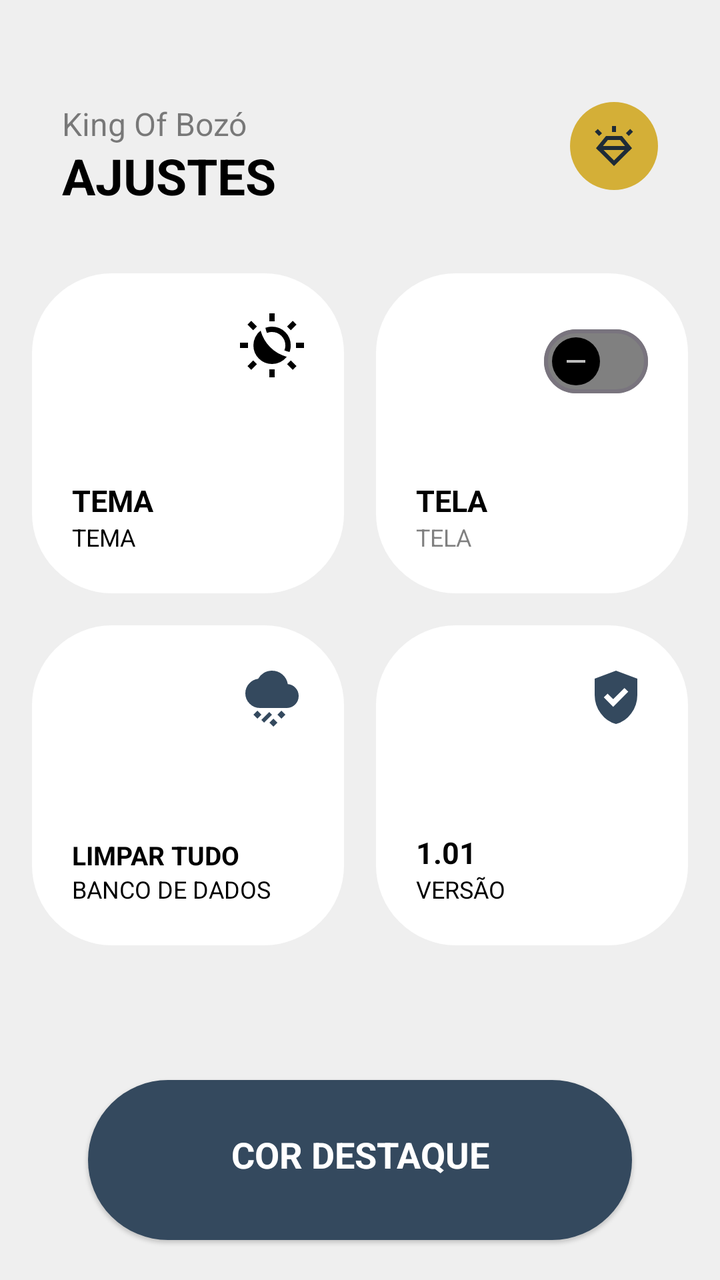
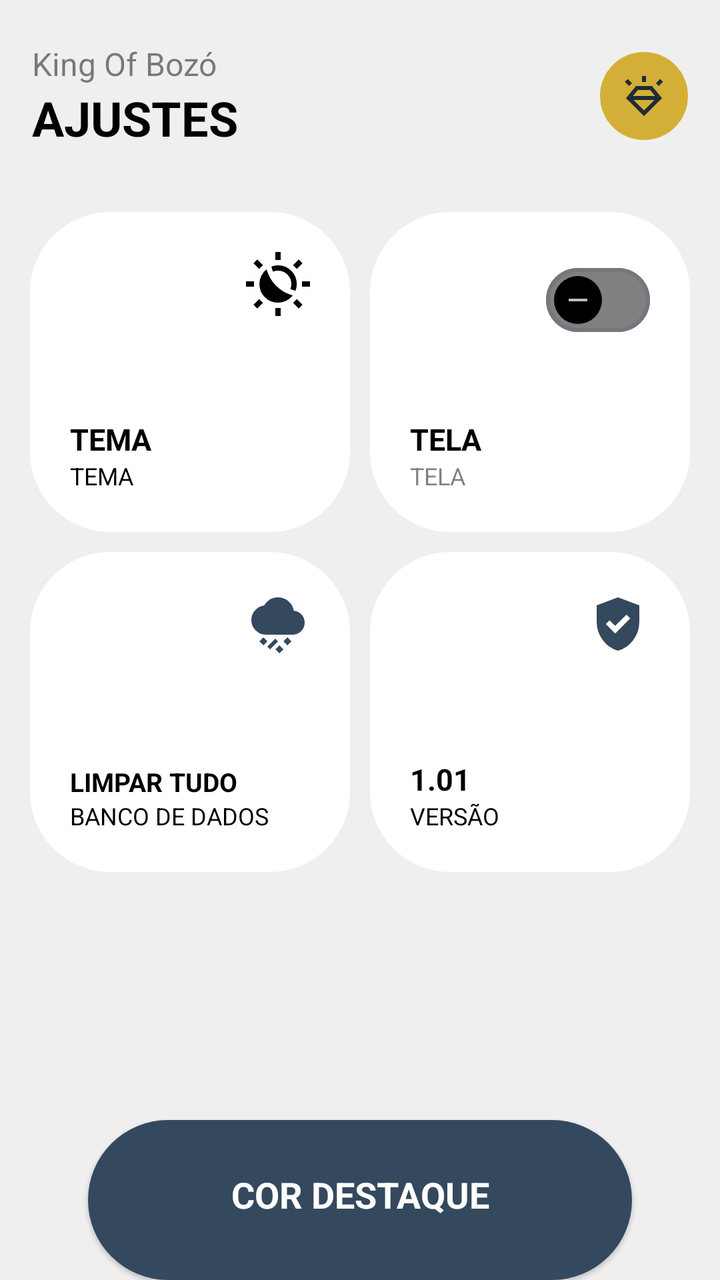

Before-and-after screenshots of an Android layout around one commit, followed by the original layout XML and the change that was made.
<!-- AndroidManifest.xml: application theme Base.Theme.KingOfBozo.Standard -->
<!-- res/layout/fragment_settings.xml -->
<?xml version="1.0" encoding="utf-8"?>
<androidx.constraintlayout.widget.ConstraintLayout xmlns:android="http://schemas.android.com/apk/res/android"
    xmlns:app="http://schemas.android.com/apk/res-auto"
    xmlns:tools="http://schemas.android.com/tools"
    android:layout_width="match_parent"
    android:layout_height="match_parent"
    android:backgroundTint="?attr/customBackground"
    android:background="?attr/customBackground"
    android:padding="16dp">

    <FrameLayout
        android:id="@+id/text_ajustes_title"
        android:layout_width="match_parent"
        android:layout_height="wrap_content"
        android:paddingHorizontal="15dp"
        android:paddingTop="5dp"
        android:layout_marginTop="20dp"
        app:layout_constraintStart_toStartOf="parent"
        app:layout_constraintTop_toTopOf="parent"
        tools:ignore="MissingConstraints">

        <TextView
            android:id="@+id/text_app_title"
            android:layout_width="wrap_content"
            android:layout_height="wrap_content"
            android:layout_marginTop="10dp"
            android:alpha="0.5"
            android:text="@string/king_of_boz"
            android:textColor="?attr/textFillColor"
            android:textSize="16sp" />

        <TextView
            android:id="@+id/text_title_jogadores"
            android:layout_width="wrap_content"
            android:layout_height="wrap_content"
            android:layout_marginTop="30dp"
            android:text="AJUSTES"
            android:textColor="?attr/textFillColor"
            android:textSize="25sp"
            android:textStyle="bold" />

        <ImageView
            android:id="@+id/button_premium_settings"
            android:layout_width="44dp"
            android:layout_height="44dp"
            android:layout_gravity="end|top"
            android:layout_marginTop="10dp"
            android:background="@drawable/background_circle"
            android:backgroundTint="@color/premium"
            android:padding="10dp"
            android:src="@drawable/ic_diamond_shine"
            app:tint="@color/padrao_dark"
            android:clickable="true"
            android:focusable="true"
            tools:ignore="ContentDescription" />

    </FrameLayout>

    
    <androidx.constraintlayout.widget.ConstraintLayout
        android:id="@+id/card_tema"
        android:layout_width="0dp"
        android:layout_height="160dp"
        android:background="@drawable/background_settings_card"
        android:backgroundTint="?attr/cardBackgroundColor"
        android:padding="20dp"
        android:layout_marginTop="32dp"
        android:layout_marginEnd="8dp"
        app:layout_constraintEnd_toStartOf="@+id/card_tela"
        app:layout_constraintHorizontal_bias="0.5"
        app:layout_constraintStart_toStartOf="parent"
        app:layout_constraintTop_toBottomOf="@id/text_ajustes_title">

        <ImageView
            android:id="@+id/icon_mode"
            android:layout_width="32dp"
            android:layout_height="32dp"
            android:src="@drawable/ic_system_mode"
            app:layout_constraintEnd_toEndOf="parent"
            app:layout_constraintTop_toTopOf="parent"
            app:tint="?attr/textFillColor" />

        <TextView
            android:id="@+id/info_mode"
            android:layout_width="wrap_content"
            android:layout_height="wrap_content"
            android:text="TEMA"
            android:textColor="?attr/textFillColor"
            android:textSize="15dp"
            android:textStyle="bold"
            app:layout_constraintBottom_toTopOf="@id/text_mode"
            app:layout_constraintStart_toStartOf="parent" />

        <TextView
            android:id="@+id/text_mode"
            android:layout_width="wrap_content"
            android:layout_height="wrap_content"
            android:text="TEMA"
            android:textColor="?attr/textFillColor"
            android:textSize="12dp"
            app:layout_constraintBottom_toBottomOf="parent"
            app:layout_constraintStart_toStartOf="parent" />

    </androidx.constraintlayout.widget.ConstraintLayout>

    
    <androidx.constraintlayout.widget.ConstraintLayout
        android:id="@+id/card_tela"
        android:layout_width="0dp"
        android:layout_height="160dp"
        android:layout_marginTop="32dp"
        android:layout_marginStart="8dp"
        android:background="@drawable/background_settings_card"
        android:backgroundTint="?attr/cardBackgroundColor"
        android:padding="20dp"
        app:layout_constraintEnd_toEndOf="parent"
        app:layout_constraintHorizontal_bias="0.5"
        app:layout_constraintStart_toEndOf="@+id/card_tema"
        app:layout_constraintTop_toBottomOf="@+id/text_ajustes_title"
        tools:ignore="MissingConstraints">

        <com.google.android.material.materialswitch.MaterialSwitch
            android:id="@+id/switch_keep_screen_on"
            style="@style/Widget.App.MaterialSwitch"
            android:layout_width="wrap_content"
            android:layout_height="wrap_content"
            android:checked="false"
            app:layout_constraintEnd_toEndOf="parent"
            app:layout_constraintTop_toTopOf="parent" />

        <TextView
            android:id="@+id/text_tela_desc"
            android:layout_width="wrap_content"
            android:layout_height="wrap_content"
            android:text="TELA"
            android:textColor="?attr/textFillColor"
            android:textSize="15dp"
            android:textStyle="bold"
            app:layout_constraintBottom_toTopOf="@id/text_tela_title"
            app:layout_constraintStart_toStartOf="parent" />

        <TextView
            android:id="@+id/text_tela_title"
            android:layout_width="wrap_content"
            android:layout_height="wrap_content"
            android:alpha="0.5"
            android:text="TELA"
            android:textColor="?attr/textFillColor"
            android:textSize="12dp"
            app:layout_constraintBottom_toBottomOf="parent"
            app:layout_constraintStart_toStartOf="parent" />

    </androidx.constraintlayout.widget.ConstraintLayout>

    
    <androidx.constraintlayout.widget.ConstraintLayout
        android:id="@+id/card_reset"
        android:layout_width="0dp"
        android:layout_height="160dp"
        android:background="@drawable/background_settings_card"
        android:backgroundTint="?attr/cardBackgroundColor"
        android:padding="20dp"
        android:layout_marginTop="16dp"
        android:layout_marginEnd="8dp"
        app:layout_constraintEnd_toStartOf="@+id/card_versao"
        app:layout_constraintHorizontal_bias="0.5"
        app:layout_constraintStart_toStartOf="parent"
        app:layout_constraintTop_toBottomOf="@id/card_tema">

        <ImageView
            android:layout_width="32dp"
            android:layout_height="32dp"
            android:src="@drawable/ic_limpar_dados"
            app:layout_constraintEnd_toEndOf="parent"
            app:layout_constraintTop_toTopOf="parent"
            app:tint="?attr/colorPrimary" />

        <TextView
            android:id="@+id/text_reset_title"
            android:layout_width="wrap_content"
            android:layout_height="wrap_content"
            android:text="LIMPAR TUDO"
            android:textColor="?attr/textFillColor"
            android:textSize="13sp"
            android:textStyle="bold"
            app:layout_constraintBottom_toTopOf="@id/text_reset_desc"
            app:layout_constraintStart_toStartOf="parent" />

        <TextView
            android:id="@+id/text_reset_desc"
            android:layout_width="wrap_content"
            android:layout_height="wrap_content"
            android:text="BANCO DE DADOS"
            android:textColor="?attr/textFillColor"
            android:textSize="12dp"
            app:layout_constraintBottom_toBottomOf="parent"
            app:layout_constraintStart_toStartOf="parent" />

    </androidx.constraintlayout.widget.ConstraintLayout>

    
    <androidx.constraintlayout.widget.ConstraintLayout
        android:id="@+id/card_versao"
        android:layout_width="0dp"
        android:layout_height="160dp"
        android:background="@drawable/background_settings_card"
        android:backgroundTint="?attr/cardBackgroundColor"
        android:padding="20dp"
        android:layout_marginStart="8dp"
        android:layout_marginTop="16dp"
        app:layout_constraintEnd_toEndOf="parent"
        app:layout_constraintHorizontal_bias="0.5"
        app:layout_constraintStart_toEndOf="@+id/card_reset"
        app:layout_constraintTop_toBottomOf="@+id/card_tela">

        <ImageView
            android:layout_width="32dp"
            android:layout_height="32dp"
            android:src="@drawable/ic_version"
            app:layout_constraintEnd_toEndOf="parent"
            app:layout_constraintTop_toTopOf="parent"
            app:tint="?attr/colorPrimary" />

        <TextView
            android:id="@+id/text_versao_num"
            android:layout_width="wrap_content"
            android:layout_height="wrap_content"
            android:text="1.01"
            android:textColor="?attr/textFillColor"
            android:textSize="15dp"
            android:textStyle="bold"
            app:layout_constraintBottom_toTopOf="@+id/text_versao_title"
            app:layout_constraintStart_toStartOf="parent" />


        <TextView
            android:id="@+id/text_versao_title"
            android:layout_width="wrap_content"
            android:layout_height="wrap_content"
            android:text="VERSÃO"
            android:textColor="?attr/textFillColor"
            android:textSize="12dp"
            app:layout_constraintBottom_toBottomOf="parent"
            app:layout_constraintStart_toStartOf="parent" />

    </androidx.constraintlayout.widget.ConstraintLayout>


    <TextView
        android:id="@+id/card_cor"
        android:layout_width="match_parent"
        android:layout_height="80dp"
        android:layout_marginHorizontal="28dp"
        android:layout_marginBottom="4dp"
        android:background="@drawable/background_card_btn_repouso_destaque_menu"
        android:backgroundTint="?attr/colorPrimary"
        android:elevation="1dp"
        android:gravity="top|center"
        android:paddingTop="25dp"
        android:text="COR DESTAQUE"
        android:textColor="?attr/customTextBackground"
        android:textSize="18sp"
        android:textStyle="bold"
        android:visibility="visible"
        app:layout_constraintBottom_toBottomOf="parent"
        app:layout_constraintEnd_toEndOf="parent"
        app:layout_constraintStart_toStartOf="parent" />

</androidx.constraintlayout.widget.ConstraintLayout>
<!-- resources referenced by this layout -->
<resources>
  <color name="padrao_dark">#1E2B37</color>
  <color name="premium">#D4AF37</color>
  <!-- drawable background_card_btn_repouso_destaque_menu (drawable) -->
  <shape xmlns:android="http://schemas.android.com/apk/res/android"
      android:shape="rectangle">
      <solid android:color="@color/fundo_light" />
      <corners
          android:topLeftRadius="40dp"
          android:topRightRadius="40dp"
          android:bottomLeftRadius="40dp"
          android:bottomRightRadius="40dp" />
  </shape>
  <!-- drawable background_circle (drawable) -->
  <?xml version="1.0" encoding="utf-8"?>
  <shape xmlns:android="http://schemas.android.com/apk/res/android"
      android:shape="oval">
      <solid android:color="@color/fundo_light" />
  </shape>
  <!-- drawable background_settings_card (drawable) -->
  <?xml version="1.0" encoding="utf-8"?>
  <shape xmlns:android="http://schemas.android.com/apk/res/android"
      android:shape="rectangle">
      <corners android:radius="40dp" />
      <solid android:color="@color/card_dark" />
  </shape>
  <!-- drawable ic_version (drawable) -->
  <vector xmlns:android="http://schemas.android.com/apk/res/android"
      android:width="24dp"
      android:height="24dp"
      android:viewportWidth="960"
      android:viewportHeight="960"
      android:tint="?attr/colorControlNormal">
    <path
        android:fillColor="@android:color/white"
        android:pathData="M438,622L664,396L607,339L438,508L354,424L297,481L438,622ZM480,880Q341,845 250.5,720.5Q160,596 160,444L160,200L480,80L800,200L800,444Q800,596 709.5,720.5Q619,845 480,880Z"/>
  </vector>
  <string name="king_of_boz">King Of Bozó</string>
  <style name="Widget.App.MaterialSwitch" parent="Widget.Material3.CompoundButton.MaterialSwitch">
          <item name="thumbIcon">@drawable/switch_thumb_icon_selector</item>
          <item name="thumbIconTint">@color/switch_thumb_icon_tint_selector</item>
          <item name="thumbTint">@color/switch_thumb_tint_selector</item>
          <item name="trackTint">@color/switch_track_tint_selector</item>
          <item name="trackDecorationTint">@null</item>
      </style>
  <color name="fundo_light">#EFEFEF</color>
  <color name="card_dark">#313131</color>
  <!-- drawable switch_thumb_icon_selector (drawable) -->
  <?xml version="1.0" encoding="utf-8"?>
  <selector xmlns:android="http://schemas.android.com/apk/res/android">
      <item android:drawable="@drawable/ic_switch_check" android:state_checked="true" />
      <item android:drawable="@drawable/ic_switch_minus" android:state_checked="false" />
  </selector>
  <color name="padrao">#34495e</color>
  <color name="text_dark">#000000</color>
  <color name="text_light">#FFFFFF</color>
  <color name="icon_dark">#000000</color>
  <color name="icon_light">#FFFFFF</color>
  <color name="card_light">#FFFFFF</color>
  <!-- drawable ic_switch_check (drawable) -->
  <vector xmlns:android="http://schemas.android.com/apk/res/android"
      android:width="24dp"
      android:height="24dp"
      android:viewportWidth="24"
      android:viewportHeight="24">
      <path
          android:fillColor="@android:color/white"
          android:pathData="M9,16.17L4.83,12l-1.42,1.41L9,19 21,7l-1.41,-1.41z"/>
  </vector>
  <!-- drawable ic_switch_minus (drawable) -->
  <vector xmlns:android="http://schemas.android.com/apk/res/android"
      android:width="24dp"
      android:height="24dp"
      android:viewportWidth="24"
      android:viewportHeight="24">
      <path
          android:fillColor="@android:color/white"
          android:pathData="M19,13H5V11H19V13Z"/>
  </vector>
  <!-- unchanged entries left out for length: 5 -->
</resources>

<!-- the commit's change to res/layout/fragment_settings.xml (unified diff, before → after) -->
@@ -6,45 +6,52 @@
     android:layout_height="match_parent"
     android:backgroundTint="?attr/customBackground"
     android:background="?attr/customBackground"
-    android:padding="16dp">
-
-    <FrameLayout
+    android:fitsSystemWindows="true">
+
+    <LinearLayout
         android:id="@+id/text_ajustes_title"
         android:layout_width="match_parent"
         android:layout_height="wrap_content"
-        android:paddingHorizontal="15dp"
-        android:paddingTop="5dp"
-        android:layout_marginTop="20dp"
+        android:orientation="horizontal"
+        android:layout_marginTop="5dp"
+        android:paddingVertical="16dp"
+        android:layout_marginHorizontal="16dp"
         app:layout_constraintStart_toStartOf="parent"
-        app:layout_constraintTop_toTopOf="parent"
-        tools:ignore="MissingConstraints">
-
-        <TextView
-            android:id="@+id/text_app_title"
+        app:layout_constraintTop_toTopOf="parent">
+
+        <LinearLayout
             android:layout_width="wrap_content"
             android:layout_height="wrap_content"
-            android:layout_marginTop="10dp"
-            android:alpha="0.5"
-            android:text="@string/king_of_boz"
-            android:textColor="?attr/textFillColor"
-            android:textSize="16sp" />
-
-        <TextView
-            android:id="@+id/text_title_jogadores"
-            android:layout_width="wrap_content"
-            android:layout_height="wrap_content"
-            android:layout_marginTop="30dp"
-            android:text="AJUSTES"
-            android:textColor="?attr/textFillColor"
-            android:textSize="25sp"
-            android:textStyle="bold" />
+            android:gravity="start"
+            android:orientation="vertical"
+            android:layout_gravity="center_vertical"
+            android:layout_weight="1">
+
+            <TextView
+                android:id="@+id/text_app_title"
+                android:layout_width="wrap_content"
+                android:layout_height="wrap_content"
+                android:alpha="0.5"
+                android:text="@string/king_of_boz"
+                android:textColor="?attr/textFillColor"
+                android:textSize="16sp" />
+
+            <TextView
+                android:id="@+id/text_greeting"
+                android:layout_width="wrap_content"
+                android:layout_height="wrap_content"
+                android:text="@string/ajustes"
+                android:textColor="?attr/textFillColor"
+                android:textSize="24sp"
+                android:textStyle="bold" />
+
+        </LinearLayout>
 
         <ImageView
             android:id="@+id/button_premium_settings"
             android:layout_width="44dp"
             android:layout_height="44dp"
-            android:layout_gravity="end|top"
-            android:layout_marginTop="10dp"
+            android:layout_gravity="center_vertical"
             android:background="@drawable/background_circle"
             android:backgroundTint="@color/premium"
             android:padding="10dp"
@@ -54,204 +61,212 @@
             android:focusable="true"
             tools:ignore="ContentDescription" />
 
-    </FrameLayout>
-
-    
-    <androidx.constraintlayout.widget.ConstraintLayout
-        android:id="@+id/card_tema"
-        android:layout_width="0dp"
-        android:layout_height="160dp"
-        android:background="@drawable/background_settings_card"
-        android:backgroundTint="?attr/cardBackgroundColor"
-        android:padding="20dp"
-        android:layout_marginTop="32dp"
-        android:layout_marginEnd="8dp"
-        app:layout_constraintEnd_toStartOf="@+id/card_tela"
-        app:layout_constraintHorizontal_bias="0.5"
-        app:layout_constraintStart_toStartOf="parent"
-        app:layout_constraintTop_toBottomOf="@id/text_ajustes_title">
-
-        <ImageView
-            android:id="@+id/icon_mode"
-            android:layout_width="32dp"
-            android:layout_height="32dp"
-            android:src="@drawable/ic_system_mode"
-            app:layout_constraintEnd_toEndOf="parent"
-            app:layout_constraintTop_toTopOf="parent"
-            app:tint="?attr/textFillColor" />
-
-        <TextView
-            android:id="@+id/info_mode"
-            android:layout_width="wrap_content"
-            android:layout_height="wrap_content"
-            android:text="TEMA"
-            android:textColor="?attr/textFillColor"
-            android:textSize="15dp"
-            android:textStyle="bold"
-            app:layout_constraintBottom_toTopOf="@id/text_mode"
-            app:layout_constraintStart_toStartOf="parent" />
-
-        <TextView
-            android:id="@+id/text_mode"
-            android:layout_width="wrap_content"
-            android:layout_height="wrap_content"
-            android:text="TEMA"
-            android:textColor="?attr/textFillColor"
-            android:textSize="12dp"
-            app:layout_constraintBottom_toBottomOf="parent"
-            app:layout_constraintStart_toStartOf="parent" />
-
-    </androidx.constraintlayout.widget.ConstraintLayout>
-
-    
-    <androidx.constraintlayout.widget.ConstraintLayout
-        android:id="@+id/card_tela"
-        android:layout_width="0dp"
-        android:layout_height="160dp"
-        android:layout_marginTop="32dp"
-        android:layout_marginStart="8dp"
-        android:background="@drawable/background_settings_card"
-        android:backgroundTint="?attr/cardBackgroundColor"
-        android:padding="20dp"
-        app:layout_constraintEnd_toEndOf="parent"
-        app:layout_constraintHorizontal_bias="0.5"
-        app:layout_constraintStart_toEndOf="@+id/card_tema"
+    </LinearLayout>
+
+    <LinearLayout
+        android:layout_width="match_parent"
+        android:layout_height="wrap_content"
+        android:orientation="vertical"
+        android:padding="10dp"
         app:layout_constraintTop_toBottomOf="@+id/text_ajustes_title"
         tools:ignore="MissingConstraints">
 
-        <com.google.android.material.materialswitch.MaterialSwitch
-            android:id="@+id/switch_keep_screen_on"
-            style="@style/Widget.App.MaterialSwitch"
-            android:layout_width="wrap_content"
+        <GridLayout
+            android:layout_width="match_parent"
             android:layout_height="wrap_content"
-            android:checked="false"
-            app:layout_constraintEnd_toEndOf="parent"
-            app:layout_constraintTop_toTopOf="parent" />
-
-        <TextView
-            android:id="@+id/text_tela_desc"
-            android:layout_width="wrap_content"
-            android:layout_height="wrap_content"
-            android:text="TELA"
-            android:textColor="?attr/textFillColor"
-            android:textSize="15dp"
-            android:textStyle="bold"
-            app:layout_constraintBottom_toTopOf="@id/text_tela_title"
-            app:layout_constraintStart_toStartOf="parent" />
-
-        <TextView
-            android:id="@+id/text_tela_title"
-            android:layout_width="wrap_content"
-            android:layout_height="wrap_content"
-            android:alpha="0.5"
-            android:text="TELA"
-            android:textColor="?attr/textFillColor"
-            android:textSize="12dp"
-            app:layout_constraintBottom_toBottomOf="parent"
-            app:layout_constraintStart_toStartOf="parent" />
-
-    </androidx.constraintlayout.widget.ConstraintLayout>
-
-    
-    <androidx.constraintlayout.widget.ConstraintLayout
-        android:id="@+id/card_reset"
-        android:layout_width="0dp"
-        android:layout_height="160dp"
-        android:background="@drawable/background_settings_card"
-        android:backgroundTint="?attr/cardBackgroundColor"
-        android:padding="20dp"
-        android:layout_marginTop="16dp"
-        android:layout_marginEnd="8dp"
-        app:layout_constraintEnd_toStartOf="@+id/card_versao"
-        app:layout_constraintHorizontal_bias="0.5"
-        app:layout_constraintStart_toStartOf="parent"
-        app:layout_constraintTop_toBottomOf="@id/card_tema">
-
-        <ImageView
-            android:layout_width="32dp"
-            android:layout_height="32dp"
-            android:src="@drawable/ic_limpar_dados"
-            app:layout_constraintEnd_toEndOf="parent"
-            app:layout_constraintTop_toTopOf="parent"
-            app:tint="?attr/colorPrimary" />
-
-        <TextView
-            android:id="@+id/text_reset_title"
-            android:layout_width="wrap_content"
-            android:layout_height="wrap_content"
-            android:text="LIMPAR TUDO"
-            android:textColor="?attr/textFillColor"
-            android:textSize="13sp"
-            android:textStyle="bold"
-            app:layout_constraintBottom_toTopOf="@id/text_reset_desc"
-            app:layout_constraintStart_toStartOf="parent" />
-
-        <TextView
-            android:id="@+id/text_reset_desc"
-            android:layout_width="wrap_content"
-            android:layout_height="wrap_content"
-            android:text="BANCO DE DADOS"
-            android:textColor="?attr/textFillColor"
-            android:textSize="12dp"
-            app:layout_constraintBottom_toBottomOf="parent"
-            app:layout_constraintStart_toStartOf="parent" />
-
-    </androidx.constraintlayout.widget.ConstraintLayout>
-
-    
-    <androidx.constraintlayout.widget.ConstraintLayout
-        android:id="@+id/card_versao"
-        android:layout_width="0dp"
-        android:layout_height="160dp"
-        android:background="@drawable/background_settings_card"
-        android:backgroundTint="?attr/cardBackgroundColor"
-        android:padding="20dp"
-        android:layout_marginStart="8dp"
-        android:layout_marginTop="16dp"
-        app:layout_constraintEnd_toEndOf="parent"
-        app:layout_constraintHorizontal_bias="0.5"
-        app:layout_constraintStart_toEndOf="@+id/card_reset"
-        app:layout_constraintTop_toBottomOf="@+id/card_tela">
-
-        <ImageView
-            android:layout_width="32dp"
-            android:layout_height="32dp"
-            android:src="@drawable/ic_version"
-            app:layout_constraintEnd_toEndOf="parent"
-            app:layout_constraintTop_toTopOf="parent"
-            app:tint="?attr/colorPrimary" />
-
-        <TextView
-            android:id="@+id/text_versao_num"
-            android:layout_width="wrap_content"
-            android:layout_height="wrap_content"
-            android:text="1.01"
-            android:textColor="?attr/textFillColor"
-            android:textSize="15dp"
-            android:textStyle="bold"
-            app:layout_constraintBottom_toTopOf="@+id/text_versao_title"
-            app:layout_constraintStart_toStartOf="parent" />
-
-
-        <TextView
-            android:id="@+id/text_versao_title"
-            android:layout_width="wrap_content"
-            android:layout_height="wrap_content"
-            android:text="VERSÃO"
-            android:textColor="?attr/textFillColor"
-            android:textSize="12dp"
-            app:layout_constraintBottom_toBottomOf="parent"
-            app:layout_constraintStart_toStartOf="parent" />
-
-    </androidx.constraintlayout.widget.ConstraintLayout>
+            android:columnCount="2"
+            android:rowCount="2">
+
+            <androidx.constraintlayout.widget.ConstraintLayout
+                android:id="@+id/card_tema"
+                android:layout_width="0dp"
+                android:layout_height="160dp"
+                android:layout_row="0"
+                android:layout_column="0"
+                android:layout_columnWeight="1"
+                android:background="@drawable/background_settings_card"
+                android:backgroundTint="?attr/cardBackgroundColor"
+                android:padding="20dp"
+                android:layout_gravity="fill"
+                android:layout_margin="5dp">
+
+                <ImageView
+                    android:id="@+id/icon_mode"
+                    android:layout_width="32dp"
+                    android:layout_height="32dp"
+                    android:src="@drawable/ic_system_mode"
+                    app:layout_constraintEnd_toEndOf="parent"
+                    app:layout_constraintTop_toTopOf="parent"
+                    app:tint="?attr/textFillColor" />
+
+                <TextView
+                    android:id="@+id/info_mode"
+                    android:layout_width="wrap_content"
+                    android:layout_height="wrap_content"
+                    android:text="TEMA"
+                    android:textColor="?attr/textFillColor"
+                    android:textSize="15dp"
+                    android:textStyle="bold"
+                    app:layout_constraintBottom_toTopOf="@id/text_mode"
+                    app:layout_constraintStart_toStartOf="parent" />
+
+                <TextView
+                    android:id="@+id/text_mode"
+                    android:layout_width="wrap_content"
+                    android:layout_height="wrap_content"
+                    android:text="TEMA"
+                    android:textColor="?attr/textFillColor"
+                    android:textSize="12dp"
+                    app:layout_constraintBottom_toBottomOf="parent"
+                    app:layout_constraintStart_toStartOf="parent" />
+
+            </androidx.constraintlayout.widget.ConstraintLayout>
+
+            <androidx.constraintlayout.widget.ConstraintLayout
+                android:id="@+id/card_tela"
+                android:layout_width="0dp"
+                android:layout_height="160dp"
+                android:layout_row="0"
+                android:layout_column="1"
+                android:layout_columnWeight="1"
+                android:background="@drawable/background_settings_card"
+                android:backgroundTint="?attr/cardBackgroundColor"
+                android:padding="20dp"
+                android:layout_gravity="fill"
+                android:layout_margin="5dp">
+
+                <com.google.android.material.materialswitch.MaterialSwitch
+                    android:id="@+id/switch_keep_screen_on"
+                    style="@style/Widget.App.MaterialSwitch"
+                    android:layout_width="wrap_content"
+                    android:layout_height="wrap_content"
+                    android:checked="false"
+                    app:layout_constraintEnd_toEndOf="parent"
+                    app:layout_constraintTop_toTopOf="parent" />
+
+                <TextView
+                    android:id="@+id/text_tela_desc"
+                    android:layout_width="wrap_content"
+                    android:layout_height="wrap_content"
+                    android:text="TELA"
+                    android:textColor="?attr/textFillColor"
+                    android:textSize="15dp"
+                    android:textStyle="bold"
+                    app:layout_constraintBottom_toTopOf="@id/text_tela_title"
+                    app:layout_constraintStart_toStartOf="parent" />
+
+                <TextView
+                    android:id="@+id/text_tela_title"
+                    android:layout_width="wrap_content"
+                    android:layout_height="wrap_content"
+                    android:alpha="0.5"
+                    android:text="TELA"
+                    android:textColor="?attr/textFillColor"
+                    android:textSize="12dp"
+                    app:layout_constraintBottom_toBottomOf="parent"
+                    app:layout_constraintStart_toStartOf="parent" />
+
+            </androidx.constraintlayout.widget.ConstraintLayout>
+
+            <androidx.constraintlayout.widget.ConstraintLayout
+                android:id="@+id/card_reset"
+                android:layout_width="0dp"
+                android:layout_height="160dp"
+                android:layout_row="1"
+                android:layout_column="0"
+                android:layout_columnWeight="1"
+                android:background="@drawable/background_settings_card"
+                android:backgroundTint="?attr/cardBackgroundColor"
+                android:padding="20dp"
+                android:layout_gravity="fill"
+                android:layout_margin="5dp">
+
+                <ImageView
+                    android:layout_width="32dp"
+                    android:layout_height="32dp"
+                    android:src="@drawable/ic_limpar_dados"
+                    app:layout_constraintEnd_toEndOf="parent"
+                    app:layout_constraintTop_toTopOf="parent"
+                    app:tint="?attr/colorPrimary" />
+
+                <TextView
+                    android:id="@+id/text_reset_title"
+                    android:layout_width="wrap_content"
+                    android:layout_height="wrap_content"
+                    android:text="LIMPAR TUDO"
+                    android:textColor="?attr/textFillColor"
+                    android:textSize="13sp"
+                    android:textStyle="bold"
+                    app:layout_constraintBottom_toTopOf="@id/text_reset_desc"
+                    app:layout_constraintStart_toStartOf="parent" />
+
+                <TextView
+                    android:id="@+id/text_reset_desc"
+                    android:layout_width="wrap_content"
+                    android:layout_height="wrap_content"
+                    android:text="BANCO DE DADOS"
+                    android:textColor="?attr/textFillColor"
+                    android:textSize="12dp"
+                    app:layout_constraintBottom_toBottomOf="parent"
+                    app:layout_constraintStart_toStartOf="parent" />
+
+            </androidx.constraintlayout.widget.ConstraintLayout>
+
+            <androidx.constraintlayout.widget.ConstraintLayout
+                android:id="@+id/card_versao"
+                android:layout_width="0dp"
+                android:layout_height="160dp"
+                android:layout_row="1"
+                android:layout_column="1"
+                android:layout_columnWeight="1"
+                android:background="@drawable/background_settings_card"
+                android:backgroundTint="?attr/cardBackgroundColor"
+                android:padding="20dp"
+                android:layout_gravity="fill"
+                android:layout_margin="5dp">
+
+                <ImageView
+                    android:layout_width="32dp"
+                    android:layout_height="32dp"
+                    android:src="@drawable/ic_version"
+                    app:layout_constraintEnd_toEndOf="parent"
+                    app:layout_constraintTop_toTopOf="parent"
+                    app:tint="?attr/colorPrimary" />
+
+                <TextView
+                    android:id="@+id/text_versao_num"
+                    android:layout_width="wrap_content"
+                    android:layout_height="wrap_content"
+                    android:text="1.01"
+                    android:textColor="?attr/textFillColor"
+                    android:textSize="15dp"
+                    android:textStyle="bold"
+                    app:layout_constraintBottom_toTopOf="@+id/text_versao_title"
+                    app:layout_constraintStart_toStartOf="parent" />
+
+
+                <TextView
+                    android:id="@+id/text_versao_title"
+                    android:layout_width="wrap_content"
+                    android:layout_height="wrap_content"
+                    android:text="VERSÃO"
+                    android:textColor="?attr/textFillColor"
+                    android:textSize="12dp"
+                    app:layout_constraintBottom_toBottomOf="parent"
+                    app:layout_constraintStart_toStartOf="parent" />
+
+            </androidx.constraintlayout.widget.ConstraintLayout>
+
+        </GridLayout>
+    </LinearLayout>
+
 
 
     <TextView
         android:id="@+id/card_cor"
         android:layout_width="match_parent"
         android:layout_height="80dp"
-        android:layout_marginHorizontal="28dp"
-        android:layout_marginBottom="4dp"
+        android:layout_marginHorizontal="44dp"
         android:background="@drawable/background_card_btn_repouso_destaque_menu"
         android:backgroundTint="?attr/colorPrimary"
         android:elevation="1dp"
<!-- resource entries referenced after the edit -->
@@ -36,6 +36,7 @@
         android:fillColor="@android:color/white"
         android:pathData="M438,622L664,396L607,339L438,508L354,424L297,481L438,622ZM480,880Q341,845 250.5,720.5Q160,596 160,444L160,200L480,80L800,200L800,444Q800,596 709.5,720.5Q619,845 480,880Z"/>
   </vector>
+  <string name="ajustes">AJUSTES</string>
   <string name="king_of_boz">King Of Bozó</string>
   <style name="Widget.App.MaterialSwitch" parent="Widget.Material3.CompoundButton.MaterialSwitch">
           <item name="thumbIcon">@drawable/switch_thumb_icon_selector</item>
